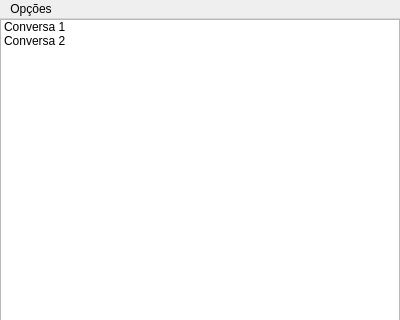
Old version of the form fontes/QTCC_Qt/ui/conversas.ui in the repository ricardopetrere/TCC_FTT; both pictures show x 0 to 400 and y 0 to 320 of the 400 by 600 pixel window.
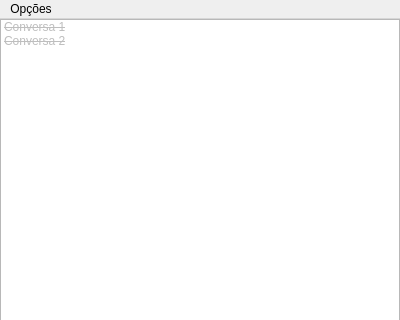
New version of the form. Icons and pictures are not drawn.

Patch:
```diff
--- a/fontes/QTCC_Qt/ui/conversas.ui
+++ b/fontes/QTCC_Qt/ui/conversas.ui
@@ -60,11 +60,27 @@
        <property name="text">
         <string>Conversa 1</string>
        </property>
+       <property name="font">
+        <font>
+         <strikeout>true</strikeout>
+        </font>
+       </property>
+       <property name="flags">
+        <set>ItemIsDragEnabled|ItemIsUserCheckable</set>
+       </property>
       </item>
       <item>
        <property name="text">
         <string>Conversa 2</string>
        </property>
+       <property name="font">
+        <font>
+         <strikeout>true</strikeout>
+        </font>
+       </property>
+       <property name="flags">
+        <set>ItemIsDragEnabled|ItemIsUserCheckable</set>
+       </property>
       </item>
      </widget>
     </item>
```
Left out of the diff: 12 changed lines with no effect on the pictures.
